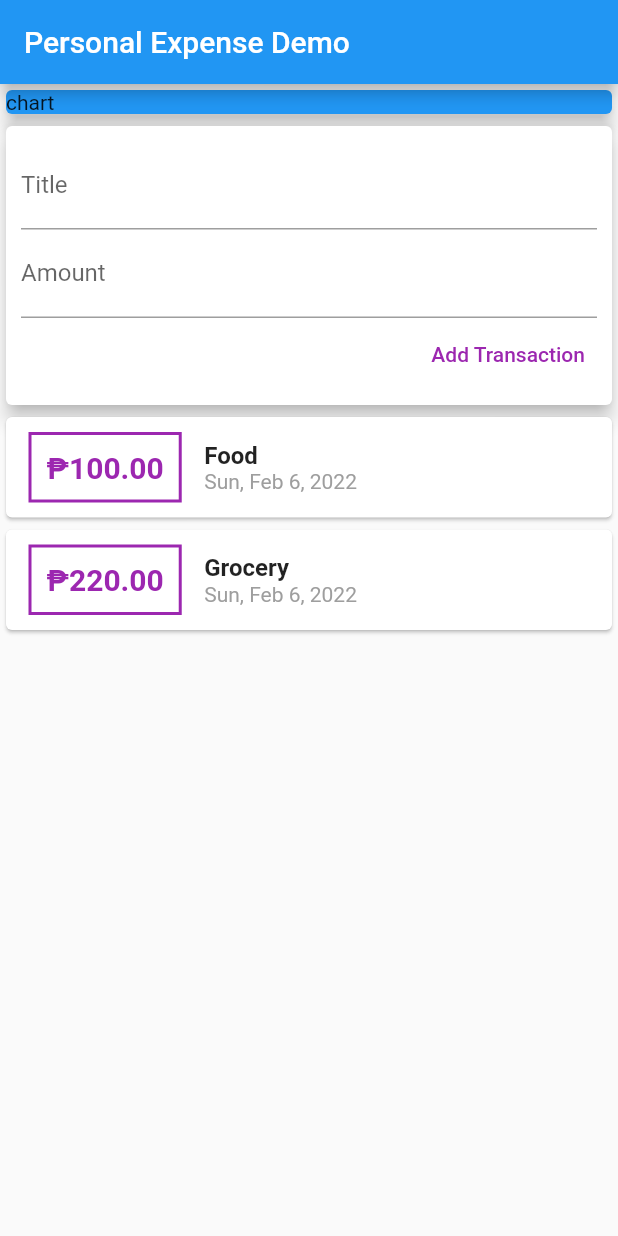
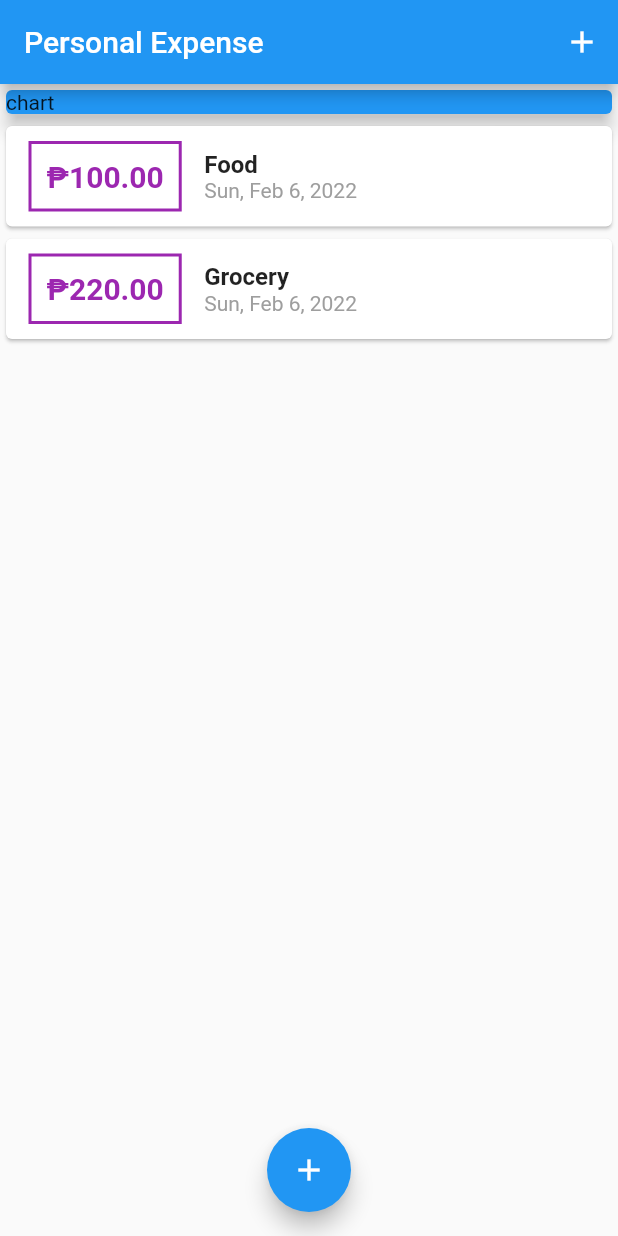
Before and after one commit to nollavpat/flutter_basic_apps, a Flutter app: the screen it shows after launch, on a phone screen of 412 x 824 dp. Run offline on Flutter 3.47's test engine with Material 2 defaults, Android fonts, the phone set to English and light mode, and no system bars; missing offline and left inert: window_size.

Commit message:
Use floating action button, remove userTransaction component

```diff
--- a/lib/main.dart
+++ b/lib/main.dart
@@ -2,7 +2,9 @@ import 'package:flutter/material.dart';
 import 'package:window_size/window_size.dart';
 import 'dart:io' show Platform;
 
-import './widgets/user_transactions.dart';
+import './widgets/transaction_list.dart';
+import './widgets/new_transaction.dart';
+import './models/transaction.dart';
 
 void main() {
   WidgetsFlutterBinding.ensureInitialized();
@@ -25,13 +27,14 @@ class MyApp extends StatelessWidget {
       theme: ThemeData(
         primarySwatch: Colors.blue,
       ),
-      home: MyHomePage(title: 'Personal Expense Demo'),
+      home: const MyHomePage(title: 'Personal Expense'),
+      debugShowCheckedModeBanner: false,
     );
   }
 }
 
 class MyHomePage extends StatefulWidget {
-  MyHomePage({Key? key, required this.title}) : super(key: key);
+  const MyHomePage({Key? key, required this.title}) : super(key: key);
 
   final String title;
 
@@ -40,17 +43,52 @@ class MyHomePage extends StatefulWidget {
 }
 
 class _MyHomePageState extends State<MyHomePage> {
+  final List<Transaction> _userTransactions = [
+    Transaction(id: '1', title: 'Food', amount: 100.00, date: DateTime.now()),
+    Transaction(
+        id: '2', title: 'Grocery', amount: 220.00, date: DateTime.now()),
+  ];
+
+  void _addNewTransaction(String title, double amount) {
+    final newTx = Transaction(
+        id: DateTime.now().toString(),
+        title: title,
+        amount: amount,
+        date: DateTime.now());
+
+    setState(() {
+      _userTransactions.add(newTx);
+    });
+  }
+
+  void _startAddNewTransaction(BuildContext ctx) {
+    showModalBottomSheet(
+        context: ctx,
+        builder: (_) {
+          return GestureDetector(
+            onTap: () {},
+            behavior: HitTestBehavior.opaque,
+            child: NewTransaction(addTx: _addNewTransaction),
+          );
+        });
+  }
+
   @override
   Widget build(BuildContext context) {
     return Scaffold(
       appBar: AppBar(
         title: Text(widget.title),
+        actions: [
+          IconButton(
+              onPressed: () => _startAddNewTransaction(context),
+              icon: const Icon(Icons.add))
+        ],
       ),
       body: SingleChildScrollView(
         child: Column(
           crossAxisAlignment: CrossAxisAlignment.stretch,
-            children: const [
-              SizedBox(
+          children: [
+            const SizedBox(
               width: double.infinity,
               child: Card(
                 color: Colors.blue,
@@ -58,9 +96,15 @@ class _MyHomePageState extends State<MyHomePage> {
                 elevation: 5,
               ),
             ),
-              UserTransactions(),
+            TransactionList(transactions: _userTransactions),
           ],
         ),
-        ));
+      ),
+      floatingActionButtonLocation: FloatingActionButtonLocation.centerFloat,
+      floatingActionButton: FloatingActionButton(
+        child: const Icon(Icons.add),
+        onPressed: () => _startAddNewTransaction(context),
+      ),
+    );
   }
 }
```
Lines whose indentation alone changed are shown as unchanged.
